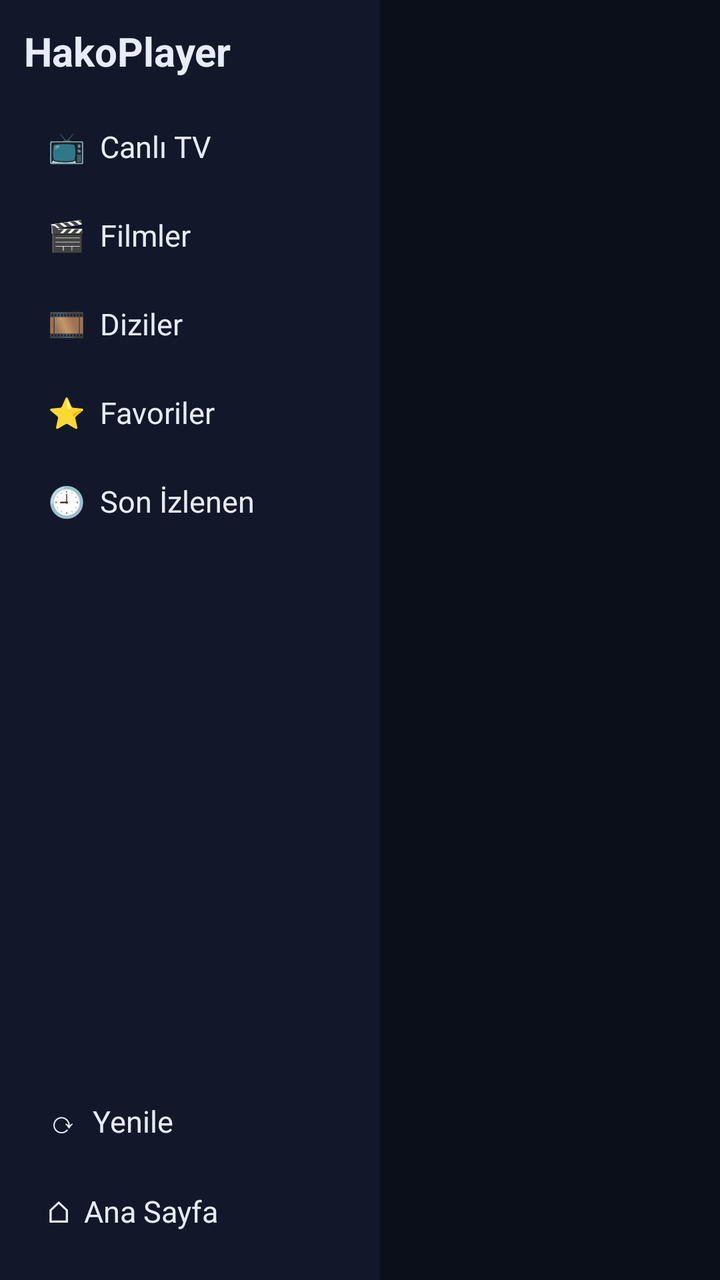
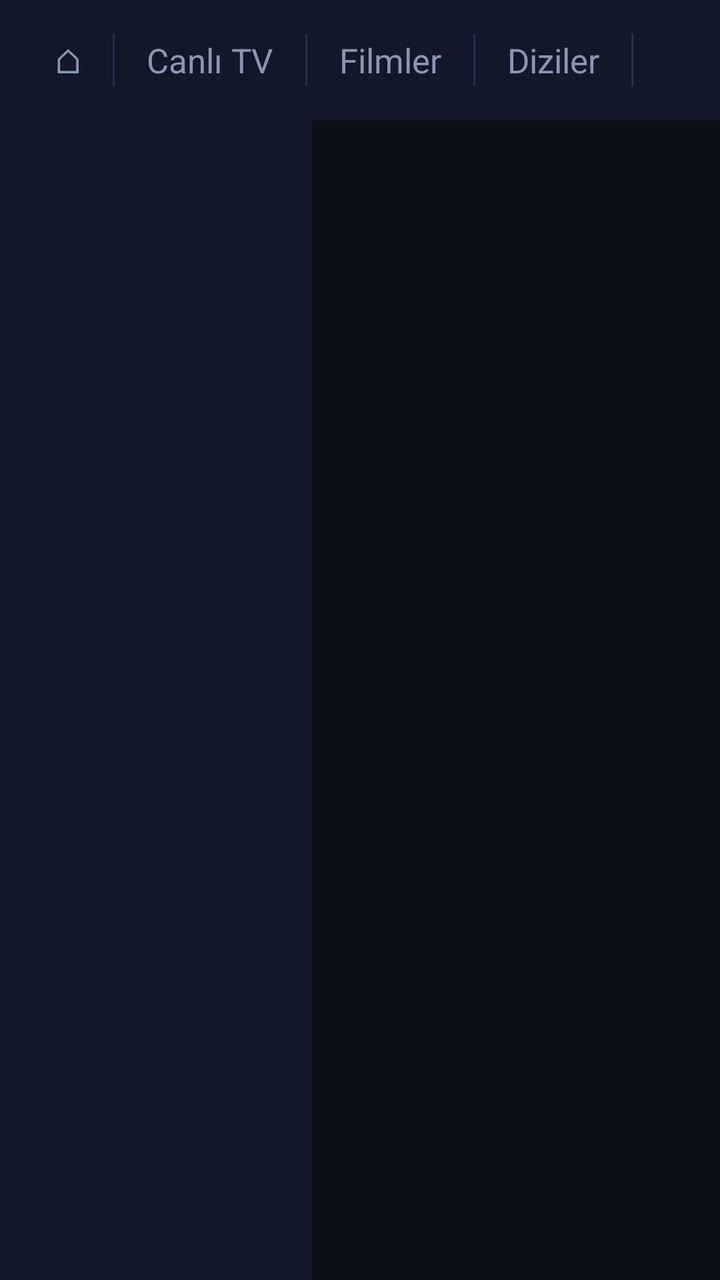

Two renders of the same Android screen: before a commit and after it. Below are the layout's source before the change and the commit's diff.
<!-- AndroidManifest.xml: application theme AppTheme -->
<!-- res/layout/activity_home.xml -->
<?xml version="1.0" encoding="utf-8"?>
<LinearLayout xmlns:android="http://schemas.android.com/apk/res/android"
    android:layout_width="match_parent" android:layout_height="match_parent" android:orientation="horizontal">

    <LinearLayout android:id="@+id/nav" android:layout_width="190dp" android:layout_height="match_parent"
        android:orientation="vertical" android:background="@color/panel" android:padding="12dp">
        <TextView android:layout_width="wrap_content" android:layout_height="wrap_content"
            android:text="HakoPlayer" android:textSize="20sp" android:textStyle="bold" android:layout_marginBottom="12dp" />
        <TextView android:id="@+id/navLive" style="@style/NavBtn" android:layout_width="match_parent" android:text="📺  Canlı TV" />
        <TextView android:id="@+id/navMovie" style="@style/NavBtn" android:layout_width="match_parent" android:text="🎬  Filmler" />
        <TextView android:id="@+id/navSeries" style="@style/NavBtn" android:layout_width="match_parent" android:text="🎞  Diziler" />
        <TextView android:id="@+id/navFav" style="@style/NavBtn" android:layout_width="match_parent" android:text="⭐  Favoriler" />
        <TextView android:id="@+id/navRecent" style="@style/NavBtn" android:layout_width="match_parent" android:text="🕘  Son İzlenen" />
        <View android:layout_width="1dp" android:layout_height="0dp" android:layout_weight="1" />
        <TextView android:id="@+id/tvAccount" android:layout_width="wrap_content" android:layout_height="wrap_content"
            android:textColor="@color/muted" android:textSize="12sp" />
        <TextView android:id="@+id/navReload" style="@style/NavBtn" android:layout_width="match_parent" android:text="⟳  Yenile" />
        <TextView android:id="@+id/navBack" style="@style/NavBtn" android:layout_width="match_parent" android:text="⌂  Ana Sayfa" />
    </LinearLayout>

    <androidx.recyclerview.widget.RecyclerView android:id="@+id/rvCategories"
        android:layout_width="240dp" android:layout_height="match_parent" android:padding="8dp"
        android:clipToPadding="false" />

    <LinearLayout android:layout_width="0dp" android:layout_height="match_parent" android:layout_weight="1"
        android:orientation="vertical" android:padding="8dp">
        <LinearLayout android:layout_width="match_parent" android:layout_height="wrap_content"
            android:orientation="horizontal" android:gravity="center_vertical">
            <TextView android:id="@+id/tvTitle" android:layout_width="0dp" android:layout_weight="1"
                android:layout_height="wrap_content" android:textSize="18sp" android:textStyle="bold" android:singleLine="true" />
            <EditText android:id="@+id/etSearch" style="@style/Field" android:layout_width="220dp"
                android:layout_marginTop="0dp" android:hint="🔍 Ara" android:imeOptions="actionSearch" />
        </LinearLayout>
        <ProgressBar android:id="@+id/progress" android:layout_width="wrap_content"
            android:layout_height="wrap_content" android:layout_gravity="center" android:visibility="gone" />
        <TextView android:id="@+id/tvEmpty" android:layout_width="wrap_content" android:layout_height="wrap_content"
            android:layout_gravity="center" android:textColor="@color/muted" android:visibility="gone" android:padding="24dp" />
        <androidx.recyclerview.widget.RecyclerView android:id="@+id/rvItems"
            android:layout_width="match_parent" android:layout_height="match_parent"
            android:layout_marginTop="8dp" android:clipToPadding="false" />
    </LinearLayout>
</LinearLayout>
<!-- resources referenced by this layout -->
<resources>
  <color name="muted">#8B95B5</color>
  <color name="panel">#121829</color>
  <style name="Field">
          <item name="android:layout_width">match_parent</item>
          <item name="android:layout_height">wrap_content</item>
          <item name="android:background">@drawable/bg_field</item>
          <item name="android:padding">12dp</item>
          <item name="android:layout_marginTop">10dp</item>
          <item name="android:singleLine">true</item>
          <item name="android:textSize">15sp</item>
      </style>
  <style name="NavBtn">
          <item name="android:layout_width">wrap_content</item>
          <item name="android:layout_height">wrap_content</item>
          <item name="android:background">@drawable/bg_item</item>
          <item name="android:focusable">true</item>
          <item name="android:clickable">true</item>
          <item name="android:padding">12dp</item>
          <item name="android:textSize">15sp</item>
          <item name="android:textColor">@color/text</item>
          <item name="android:singleLine">true</item>
      </style>
  <!-- drawable bg_item (drawable) -->
  <?xml version="1.0" encoding="utf-8"?>
  <selector xmlns:android="http://schemas.android.com/apk/res/android">
      <item android:state_focused="true">
          <shape><solid android:color="@color/panel2" /><corners android:radius="8dp" />
              <stroke android:width="3dp" android:color="@color/accent" /></shape>
      </item>
      <item android:state_pressed="true">
          <shape><solid android:color="@color/panel2" /><corners android:radius="8dp" /></shape>
      </item>
      <item android:state_selected="true">
          <shape><solid android:color="@color/panel2" /><corners android:radius="8dp" />
              <stroke android:width="1dp" android:color="@color/accent2" /></shape>
      </item>
      <item><shape><solid android:color="@android:color/transparent" /><corners android:radius="8dp" /></shape></item>
  </selector>
  <color name="text">#E8ECF8</color>
  <color name="bg">#0B0F1A</color>
  <color name="accent">#3D7BFF</color>
  <color name="line">#243055</color>
  <color name="panel2">#1C2542</color>
  <color name="accent2">#7A5CFF</color>
  <!-- unchanged entries left out for length: 2 -->
</resources>

<!-- the commit's change to res/layout/activity_home.xml (unified diff, before → after) -->
@@ -1,42 +1,87 @@
 <?xml version="1.0" encoding="utf-8"?>
 <LinearLayout xmlns:android="http://schemas.android.com/apk/res/android"
-    android:layout_width="match_parent" android:layout_height="match_parent" android:orientation="horizontal">
+    xmlns:app="http://schemas.android.com/apk/res-auto"
+    android:layout_width="match_parent" android:layout_height="match_parent" android:orientation="vertical">
 
-    <LinearLayout android:id="@+id/nav" android:layout_width="190dp" android:layout_height="match_parent"
-        android:orientation="vertical" android:background="@color/panel" android:padding="12dp">
-        <TextView android:layout_width="wrap_content" android:layout_height="wrap_content"
-            android:text="HakoPlayer" android:textSize="20sp" android:textStyle="bold" android:layout_marginBottom="12dp" />
-        <TextView android:id="@+id/navLive" style="@style/NavBtn" android:layout_width="match_parent" android:text="📺  Canlı TV" />
-        <TextView android:id="@+id/navMovie" style="@style/NavBtn" android:layout_width="match_parent" android:text="🎬  Filmler" />
-        <TextView android:id="@+id/navSeries" style="@style/NavBtn" android:layout_width="match_parent" android:text="🎞  Diziler" />
-        <TextView android:id="@+id/navFav" style="@style/NavBtn" android:layout_width="match_parent" android:text="⭐  Favoriler" />
-        <TextView android:id="@+id/navRecent" style="@style/NavBtn" android:layout_width="match_parent" android:text="🕘  Son İzlenen" />
-        <View android:layout_width="1dp" android:layout_height="0dp" android:layout_weight="1" />
+    
+    <LinearLayout android:id="@+id/nav" android:layout_width="match_parent" android:layout_height="wrap_content"
+        android:orientation="horizontal" android:gravity="center_vertical" android:background="@color/panel"
+        android:paddingLeft="16dp" android:paddingRight="16dp" android:paddingTop="8dp" android:paddingBottom="8dp">
+        <TextView android:id="@+id/navBack" style="@style/TopTab" android:text="⌂" />
+        <View style="@style/TabDivider" />
+        <TextView android:id="@+id/navLive" style="@style/TopTab" android:text="Canlı TV" />
+        <View style="@style/TabDivider" />
+        <TextView android:id="@+id/navMovie" style="@style/TopTab" android:text="Filmler" />
+        <View style="@style/TabDivider" />
+        <TextView android:id="@+id/navSeries" style="@style/TopTab" android:text="Diziler" />
+        <View style="@style/TabDivider" />
+        <TextView android:id="@+id/navFav" style="@style/TopTab" android:text="Favoriler" />
+        <View style="@style/TabDivider" />
+        <TextView android:id="@+id/navRecent" style="@style/TopTab" android:text="Son İzlenen" />
+        <EditText android:id="@+id/etSearch" style="@style/Field" android:layout_width="0dp" android:layout_weight="1"
+            android:layout_marginTop="0dp" android:layout_marginLeft="16dp" android:hint="🔍  Ara"
+            android:imeOptions="actionSearch" />
+        <TextView android:id="@+id/navReload" style="@style/TopTab" android:layout_marginLeft="8dp" android:text="⟳" />
         <TextView android:id="@+id/tvAccount" android:layout_width="wrap_content" android:layout_height="wrap_content"
-            android:textColor="@color/muted" android:textSize="12sp" />
-        <TextView android:id="@+id/navReload" style="@style/NavBtn" android:layout_width="match_parent" android:text="⟳  Yenile" />
-        <TextView android:id="@+id/navBack" style="@style/NavBtn" android:layout_width="match_parent" android:text="⌂  Ana Sayfa" />
+            android:layout_marginLeft="8dp" android:maxWidth="220dp" android:maxLines="3" android:ellipsize="end"
+            android:textColor="@color/muted" android:textSize="11sp" />
     </LinearLayout>
 
-    <androidx.recyclerview.widget.RecyclerView android:id="@+id/rvCategories"
-        android:layout_width="240dp" android:layout_height="match_parent" android:padding="8dp"
-        android:clipToPadding="false" />
+    <LinearLayout android:layout_width="match_parent" android:layout_height="0dp" android:layout_weight="1"
+        android:orientation="horizontal">
 
-    <LinearLayout android:layout_width="0dp" android:layout_height="match_parent" android:layout_weight="1"
-        android:orientation="vertical" android:padding="8dp">
-        <LinearLayout android:layout_width="match_parent" android:layout_height="wrap_content"
-            android:orientation="horizontal" android:gravity="center_vertical">
-            <TextView android:id="@+id/tvTitle" android:layout_width="0dp" android:layout_weight="1"
-                android:layout_height="wrap_content" android:textSize="18sp" android:textStyle="bold" android:singleLine="true" />
-            <EditText android:id="@+id/etSearch" style="@style/Field" android:layout_width="220dp"
-                android:layout_marginTop="0dp" android:hint="🔍 Ara" android:imeOptions="actionSearch" />
+        
+        <androidx.recyclerview.widget.RecyclerView android:id="@+id/rvCategories"
+            android:layout_width="0dp" android:layout_weight="0.65" android:layout_height="match_parent"
+            android:padding="8dp" android:clipToPadding="false" android:background="@color/panel" />
+
+        
+        <LinearLayout android:layout_width="0dp" android:layout_weight="0.85" android:layout_height="match_parent"
+            android:orientation="vertical" android:padding="8dp">
+            <TextView android:id="@+id/tvTitle" android:layout_width="match_parent"
+                android:layout_height="wrap_content" android:textSize="16sp" android:textStyle="bold"
+                android:textColor="@color/muted" android:singleLine="true" android:paddingLeft="6dp" />
+            <ProgressBar android:id="@+id/progress" android:layout_width="wrap_content"
+                android:layout_height="wrap_content" android:layout_gravity="center" android:visibility="gone" />
+            <TextView android:id="@+id/tvEmpty" android:layout_width="wrap_content" android:layout_height="wrap_content"
+                android:layout_gravity="center" android:textColor="@color/muted" android:visibility="gone" android:padding="24dp" />
+            <androidx.recyclerview.widget.RecyclerView android:id="@+id/rvItems"
+                android:layout_width="match_parent" android:layout_height="match_parent"
+                android:layout_marginTop="6dp" android:clipToPadding="false" />
         </LinearLayout>
-        <ProgressBar android:id="@+id/progress" android:layout_width="wrap_content"
-            android:layout_height="wrap_content" android:layout_gravity="center" android:visibility="gone" />
-        <TextView android:id="@+id/tvEmpty" android:layout_width="wrap_content" android:layout_height="wrap_content"
-            android:layout_gravity="center" android:textColor="@color/muted" android:visibility="gone" android:padding="24dp" />
-        <androidx.recyclerview.widget.RecyclerView android:id="@+id/rvItems"
-            android:layout_width="match_parent" android:layout_height="match_parent"
-            android:layout_marginTop="8dp" android:clipToPadding="false" />
+
+        
+        <LinearLayout android:id="@+id/previewPanel" android:layout_width="0dp" android:layout_weight="1.6"
+            android:layout_height="match_parent" android:orientation="vertical" android:background="@color/panel"
+            android:visibility="gone">
+            <FrameLayout android:id="@+id/previewBox" android:layout_width="match_parent"
+                android:layout_height="wrap_content" android:background="#000000">
+                <androidx.media3.ui.PlayerView android:id="@+id/previewView"
+                    android:layout_width="match_parent" android:layout_height="match_parent"
+                    android:focusable="false" app:use_controller="false" app:show_buffering="always" />
+                <TextView android:id="@+id/tvPreviewMsg" android:layout_width="wrap_content"
+                    android:layout_height="wrap_content" android:layout_gravity="center" android:gravity="center"
+                    android:padding="16dp" android:textColor="@color/muted"
+                    android:text="Önizlemek için bir kanal seçin\nTekrar OK: tam ekran" />
+            </FrameLayout>
+            <LinearLayout android:layout_width="match_parent" android:layout_height="wrap_content"
+                android:orientation="horizontal" android:gravity="center_vertical" android:padding="14dp">
+                <ImageView android:id="@+id/ivPreviewLogo" android:layout_width="64dp" android:layout_height="40dp"
+                    android:scaleType="fitCenter" android:visibility="gone" />
+                <TextView android:id="@+id/tvPreviewName" android:layout_width="0dp" android:layout_weight="1"
+                    android:layout_height="wrap_content" android:layout_marginLeft="10dp" android:textSize="22sp"
+                    android:textStyle="bold" android:singleLine="true" android:ellipsize="end" />
+            </LinearLayout>
+            <TextView android:id="@+id/tvPreviewEpg" android:layout_width="match_parent" android:layout_height="0dp"
+                android:layout_weight="1" android:paddingLeft="14dp" android:paddingRight="14dp"
+                android:textColor="@color/muted" android:textSize="15sp" android:lineSpacingExtra="4dp" />
+            <LinearLayout android:id="@+id/previewButtons" android:layout_width="match_parent"
+                android:layout_height="wrap_content" android:orientation="horizontal" android:gravity="end"
+                android:padding="12dp" android:visibility="gone">
+                <Button android:id="@+id/btnPreviewFav" style="@style/Btn" android:text="☆ Favorilere ekle" />
+                <Button android:id="@+id/btnFullscreen" style="@style/Btn" android:layout_marginLeft="10dp"
+                    android:text="⛶ Tam ekran" />
+            </LinearLayout>
+        </LinearLayout>
     </LinearLayout>
 </LinearLayout>
<!-- resource entries referenced after the edit -->
@@ -2,6 +2,18 @@
 <resources>
   <color name="muted">#8B95B5</color>
   <color name="panel">#121829</color>
+  <style name="Btn">
+          <item name="android:layout_width">wrap_content</item>
+          <item name="android:layout_height">wrap_content</item>
+          <item name="android:background">@drawable/bg_btn</item>
+          <item name="android:textColor">#FFFFFF</item>
+          <item name="android:paddingLeft">18dp</item>
+          <item name="android:paddingRight">18dp</item>
+          <item name="android:paddingTop">10dp</item>
+          <item name="android:paddingBottom">10dp</item>
+          <item name="android:focusable">true</item>
+          <item name="android:textAllCaps">false</item>
+      </style>
   <style name="Field">
           <item name="android:layout_width">match_parent</item>
           <item name="android:layout_height">wrap_content</item>
@@ -11,18 +23,42 @@
           <item name="android:singleLine">true</item>
           <item name="android:textSize">15sp</item>
       </style>
-  <style name="NavBtn">
+  <style name="TabDivider">
+          <item name="android:layout_width">1dp</item>
+          <item name="android:layout_height">26dp</item>
+          <item name="android:layout_marginLeft">4dp</item>
+          <item name="android:layout_marginRight">4dp</item>
+          <item name="android:background">@color/line</item>
+      </style>
+  <style name="TopTab">
           <item name="android:layout_width">wrap_content</item>
           <item name="android:layout_height">wrap_content</item>
-          <item name="android:background">@drawable/bg_item</item>
+          <item name="android:background">@drawable/bg_tab</item>
           <item name="android:focusable">true</item>
           <item name="android:clickable">true</item>
-          <item name="android:padding">12dp</item>
-          <item name="android:textSize">15sp</item>
-          <item name="android:textColor">@color/text</item>
+          <item name="android:paddingLeft">12dp</item>
+          <item name="android:paddingRight">12dp</item>
+          <item name="android:paddingTop">10dp</item>
+          <item name="android:paddingBottom">10dp</item>
+          <item name="android:textSize">17sp</item>
+          <item name="android:textColor">@color/tab_text</item>
           <item name="android:singleLine">true</item>
       </style>
-  <!-- drawable bg_item (drawable) -->
+  <!-- drawable bg_btn (drawable) -->
+  <?xml version="1.0" encoding="utf-8"?>
+  <selector xmlns:android="http://schemas.android.com/apk/res/android">
+      <item android:state_focused="true">
+          <shape><gradient android:startColor="@color/accent" android:endColor="@color/accent2" />
+              <corners android:radius="10dp" /><stroke android:width="3dp" android:color="#FFFFFF" /></shape>
+      </item>
+      <item><shape><gradient android:startColor="@color/accent" android:endColor="@color/accent2" />
+          <corners android:radius="10dp" /></shape></item>
+  </selector>
+  <color name="text">#E8ECF8</color>
+  <color name="bg">#0B0F1A</color>
+  <color name="accent">#3D7BFF</color>
+  <color name="line">#243055</color>
+  <!-- drawable bg_tab (drawable) -->
   <?xml version="1.0" encoding="utf-8"?>
   <selector xmlns:android="http://schemas.android.com/apk/res/android">
       <item android:state_focused="true">
@@ -32,16 +68,8 @@
       <item android:state_pressed="true">
           <shape><solid android:color="@color/panel2" /><corners android:radius="8dp" /></shape>
       </item>
-      <item android:state_selected="true">
-          <shape><solid android:color="@color/panel2" /><corners android:radius="8dp" />
-              <stroke android:width="1dp" android:color="@color/accent2" /></shape>
-      </item>
       <item><shape><solid android:color="@android:color/transparent" /><corners android:radius="8dp" /></shape></item>
   </selector>
-  <color name="text">#E8ECF8</color>
-  <color name="bg">#0B0F1A</color>
-  <color name="accent">#3D7BFF</color>
-  <color name="line">#243055</color>
   <color name="panel2">#1C2542</color>
   <color name="accent2">#7A5CFF</color>
   <!-- unchanged entries left out for length: 2 -->
